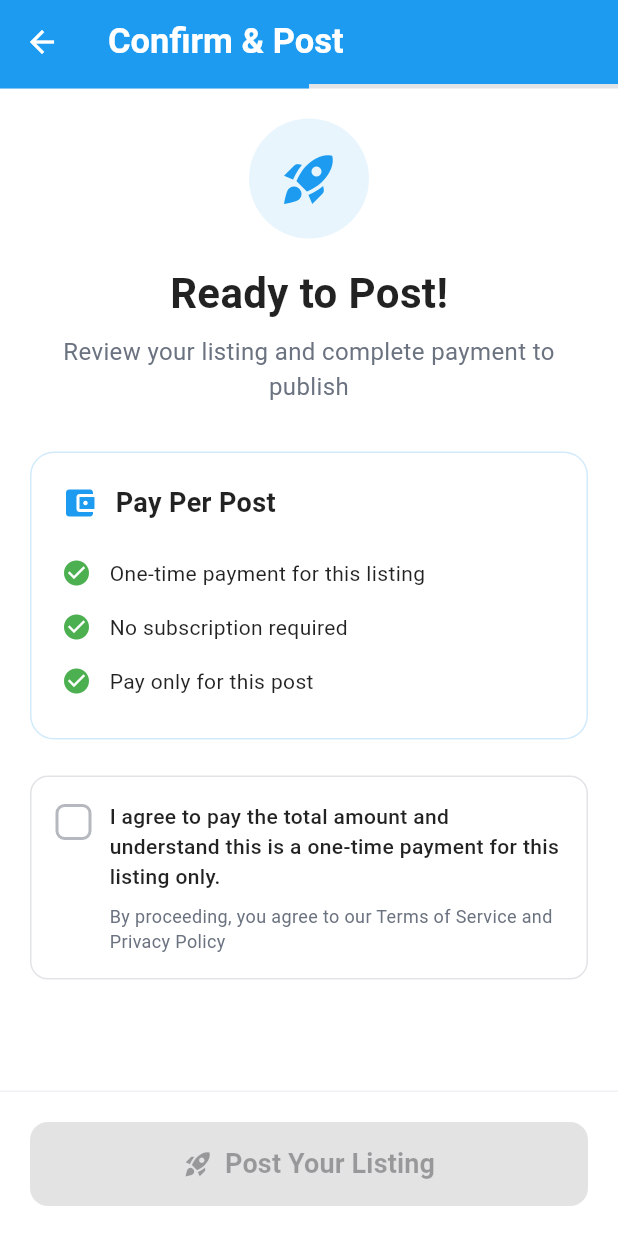
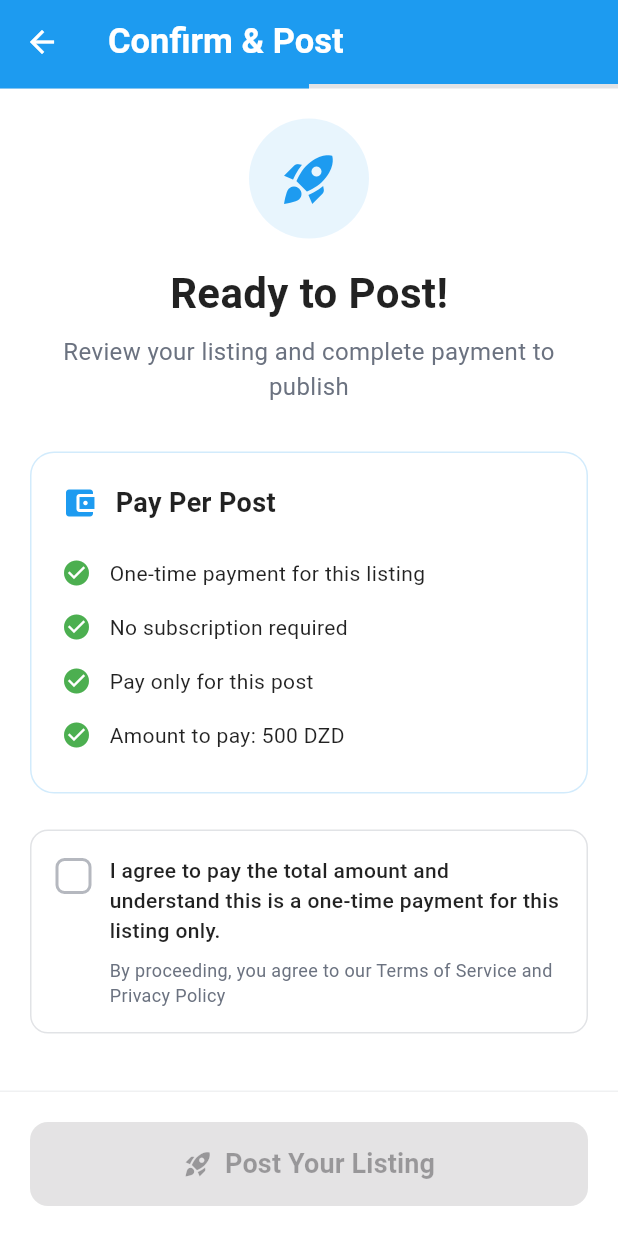
Before and after one commit to mustafaots/Mobile-Dev-Project, a Flutter app: the _ConfirmListingContent screen opened directly with empty values, on a phone screen of 412 x 824 dp. Run offline on Flutter 3.47's test engine with Material 3 defaults, Android fonts, the phone set to English and light mode, and no system bars; our stand-ins replace app_links, bloc, cached_network_image, firebase_core, firebase_messaging, flutter_bloc and 9 more; accounts and stored records are empty; network calls fail.

Commit message:
localizing confirm listing page

```diff
--- a/frontend/lib/l10n/app_en.arb
+++ b/frontend/lib/l10n/app_en.arb
@@ -685,5 +685,23 @@
     "bookings_noContactInfo": "No contact information available",
     "close": "Close",
     "reviews_cannotReview": "You can only review listings you have a confirmed booking for",
-    "common_somethingWrong": "Something went wrong. Please try again."
+    "common_somethingWrong": "Something went wrong. Please try again.",
+
+    "confirmListing_payPerPost": "Pay Per Post",
+    "confirmListing_oneTimePayment": "One-time payment for this listing",
+    "confirmListing_noSubscriptionRequired": "No subscription required",
+    "confirmListing_payOnlyForThisPost": "Pay only for this post",
+    "confirmListing_amountToPay": "Amount to pay: {amount} DZD",
+    "@confirmListing_amountToPay": {
+        "placeholders": {
+            "amount": {
+                "type": "String"
+            }
+        }
+    },
+
+    "confirmListing_payPerPostAgreement": "I agree to pay the total amount and understand this is a one-time payment for this listing only.",
+    "confirmListing_termsAndConditions": "By proceeding, you agree to our Terms of Service and Privacy Policy",
+    "confirmListing_reviewAndPay": "Review your listing and complete payment to publish",
+    "confirmListing_postYourListing": "Post Your Listing"
 }
--- a/frontend/lib/l10n/app_localizations.dart
+++ b/frontend/lib/l10n/app_localizations.dart
@@ -3039,6 +3039,60 @@ abstract class AppLocalizations {
   /// In en, this message translates to:
   /// **'Something went wrong. Please try again.'**
   String get common_somethingWrong;
+
+  /// No description provided for @confirmListing_payPerPost.
+  ///
+  /// In en, this message translates to:
+  /// **'Pay Per Post'**
+  String get confirmListing_payPerPost;
+
+  /// No description provided for @confirmListing_oneTimePayment.
+  ///
+  /// In en, this message translates to:
+  /// **'One-time payment for this listing'**
+  String get confirmListing_oneTimePayment;
+
+  /// No description provided for @confirmListing_noSubscriptionRequired.
+  ///
+  /// In en, this message translates to:
+  /// **'No subscription required'**
+  String get confirmListing_noSubscriptionRequired;
+
+  /// No description provided for @confirmListing_payOnlyForThisPost.
+  ///
+  /// In en, this message translates to:
+  /// **'Pay only for this post'**
+  String get confirmListing_payOnlyForThisPost;
+
+  /// No description provided for @confirmListing_amountToPay.
+  ///
+  /// In en, this message translates to:
+  /// **'Amount to pay: {amount} DZD'**
+  String confirmListing_amountToPay(String amount);
+
+  /// No description provided for @confirmListing_payPerPostAgreement.
+  ///
+  /// In en, this message translates to:
+  /// **'I agree to pay the total amount and understand this is a one-time payment for this listing only.'**
+  String get confirmListing_payPerPostAgreement;
+
+  /// No description provided for @confirmListing_termsAndConditions.
+  ///
+  /// In en, this message translates to:
+  /// **'By proceeding, you agree to our Terms of Service and Privacy Policy'**
+  String get confirmListing_termsAndConditions;
+
+  /// No description provided for @confirmListing_reviewAndPay.
+  ///
+  /// In en, this message translates to:
+  /// **'Review your listing and complete payment to publish'**
+  String get confirmListing_reviewAndPay;
+
+  /// No description provided for @confirmListing_postYourListing.
+  ///
+  /// In en, this message translates to:
+  /// **'Post Your Listing'**
+  String get confirmListing_postYourListing;
 }
 
 class _AppLocalizationsDelegate
--- a/frontend/lib/screens/Confirm Listing/Confirm Listing Widgets/AgreementCheckbox.dart
+++ b/frontend/lib/screens/Confirm Listing/Confirm Listing Widgets/AgreementCheckbox.dart
@@ -1,3 +1,4 @@
+import 'package:easy_vacation/l10n/app_localizations.dart';
 import 'package:easy_vacation/shared/themes.dart';
 import 'package:easy_vacation/shared/theme_helper.dart';
 import 'package:flutter/material.dart';
@@ -17,6 +18,7 @@ class AgreementCheckbox extends StatelessWidget {
     final cardColor = context.cardColor;
     final textColor = context.textColor;
     final secondaryTextColor = context.secondaryTextColor;
+    final loc = AppLocalizations.of(context)!;
 
     return Container(
       width: double.infinity,
@@ -62,8 +64,7 @@ class AgreementCheckbox extends StatelessWidget {
                 GestureDetector(
                   onTap: () => onChanged(!agreed),
                   child: Text(
-                    //loc.confirmListing_payPerPostAgreement,
-                    'I agree to pay the total amount and understand this is a one-time payment for this listing only.',
+                    loc.confirmListing_payPerPostAgreement,
                     style: TextStyle(
                       fontSize: 14,
                       color: textColor,
@@ -74,8 +75,7 @@ class AgreementCheckbox extends StatelessWidget {
                 ),
                 const SizedBox(height: 8),
                 Text(
-                  //loc.confirmListing_termsAndConditions,
-                  'By proceeding, you agree to our Terms of Service and Privacy Policy',
+                  loc.confirmListing_termsAndConditions,
                   style: TextStyle(
                     fontSize: 12,
                     color: secondaryTextColor,
--- a/frontend/lib/screens/Confirm Listing/Confirm Listing Widgets/SubscriptionInfo.dart
+++ b/frontend/lib/screens/Confirm Listing/Confirm Listing Widgets/SubscriptionInfo.dart
@@ -1,3 +1,4 @@
+import 'package:easy_vacation/l10n/app_localizations.dart';
 import 'package:easy_vacation/models/details.model.dart';
 import 'package:easy_vacation/shared/themes.dart';
 import 'package:easy_vacation/shared/theme_helper.dart';
@@ -12,6 +13,7 @@ class SubscriptionInfo extends StatelessWidget {
   Widget build(BuildContext context) {
     final cardColor = context.cardColor;
     final textColor = context.textColor;
+    final loc = AppLocalizations.of(context)!;
 
     return Container(
       width: double.infinity,
@@ -37,8 +39,7 @@ class SubscriptionInfo extends StatelessWidget {
                 ),
                 const SizedBox(width: 12),
                 Text(
-                  //loc.confirmListing_payPerPost,
-                  'Pay Per Post',
+                  loc.confirmListing_payPerPost,
                   style: TextStyle(
                     fontSize: 18,
                     fontWeight: FontWeight.bold,
@@ -53,20 +54,22 @@ class SubscriptionInfo extends StatelessWidget {
             _buildBenefitItem(
               context,
               Icons.check_circle,
-              //loc.confirmListing_oneTimePayment,
-              'One-time payment for this listing'
+              loc.confirmListing_oneTimePayment,
             ),
             _buildBenefitItem(
               context,
               Icons.check_circle,
-              //loc.confirmListing_noSubscriptionRequired,
-              'No subscription required'
+              loc.confirmListing_noSubscriptionRequired,
             ),
             _buildBenefitItem(
               context,
               Icons.check_circle,
-              //loc.confirmListing_payOnlyForThisPost,
-              'Pay only for this post'
+              loc.confirmListing_payOnlyForThisPost,
+            ),
+            _buildBenefitItem(
+              context,
+              Icons.check_circle,
+              loc.confirmListing_amountToPay('500'),
             ),
           ],
         ),
--- a/frontend/lib/screens/Confirm Listing/ConfirmListingScreen.dart
+++ b/frontend/lib/screens/Confirm Listing/ConfirmListingScreen.dart
@@ -175,7 +175,7 @@ class _ConfirmListingContent extends StatelessWidget {
         ),
         const SizedBox(height: 8),
         Text(
-          'Review your listing and complete payment to publish',
+          loc.confirmListing_reviewAndPay,
           style: TextStyle(
             fontSize: 16,
             color: secondaryTextColor,
@@ -239,7 +239,7 @@ class _ConfirmListingContent extends StatelessWidget {
                   Icon(Icons.rocket_launch, size: 20),
                   const SizedBox(width: 8),
                   Text(
-                    'Post Your Listing',
+                    AppLocalizations.of(context)!.confirmListing_postYourListing,
                     style: const TextStyle(
                       fontSize: 18,
                       fontWeight: FontWeight.bold,
```
Also changed, not shown: frontend/lib/l10n/app_ar.arb (+18 -1 lines), frontend/lib/l10n/app_fr.arb (+19 -1 lines), frontend/lib/l10n/app_localizations_ar.dart (+32 -0 lines), frontend/lib/l10n/app_localizations_en.dart (+34 -0 lines), frontend/lib/l10n/app_localizations_fr.dart (+34 -0 lines).
